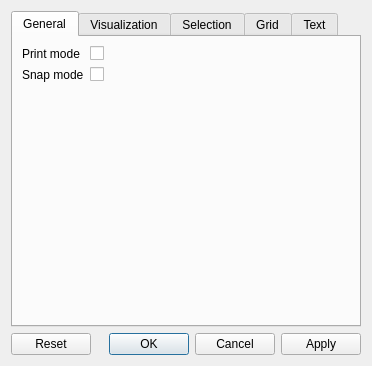
Above: dialogs/preferences_dialog.ui from dralex/CyberiadaHSM-Editor before the change. Below: the same form after it.
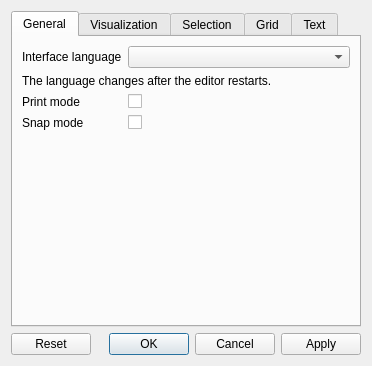
That is the form after the change. The open tabs and pages were chosen to show the change.

Commit message: editor: the interface language setting and its preferences selector

Diff of the .ui file:
```diff
--- a/dialogs/preferences_dialog.ui
+++ b/dialogs/preferences_dialog.ui
@@ -42,28 +42,48 @@
        <string>General</string>
       </attribute>
       <layout class="QFormLayout" name="formLayout">
-       <item row="1" column="0">
+       <item row="0" column="0">
+        <widget class="QLabel" name="interfaceLanguageLabel">
+         <property name="text">
+          <string>Interface language</string>
+         </property>
+        </widget>
+       </item>
+       <item row="0" column="1">
+        <widget class="QComboBox" name="interfaceLanguageComboBox"/>
+       </item>
+       <item row="1" column="0" colspan="2">
+        <widget class="QLabel" name="interfaceLanguageNote">
+         <property name="text">
+          <string>The language changes after the editor restarts.</string>
+         </property>
+         <property name="wordWrap">
+          <bool>true</bool>
+         </property>
+        </widget>
+       </item>
+       <item row="2" column="0">
         <widget class="QLabel" name="printModeLabel">
          <property name="text">
           <string>Print mode</string>
          </property>
         </widget>
        </item>
-       <item row="1" column="1">
+       <item row="2" column="1">
         <widget class="QCheckBox" name="printModeCheckBox">
          <property name="text">
           <string/>
          </property>
         </widget>
        </item>
-       <item row="2" column="0">
+       <item row="3" column="0">
         <widget class="QLabel" name="snapModeLabel">
          <property name="text">
           <string>Snap mode</string>
          </property>
         </widget>
        </item>
-       <item row="2" column="1">
+       <item row="3" column="1">
         <widget class="QCheckBox" name="snapModeCheckBox">
          <property name="text">
           <string/>
```
The commit also changes 9 other files.
